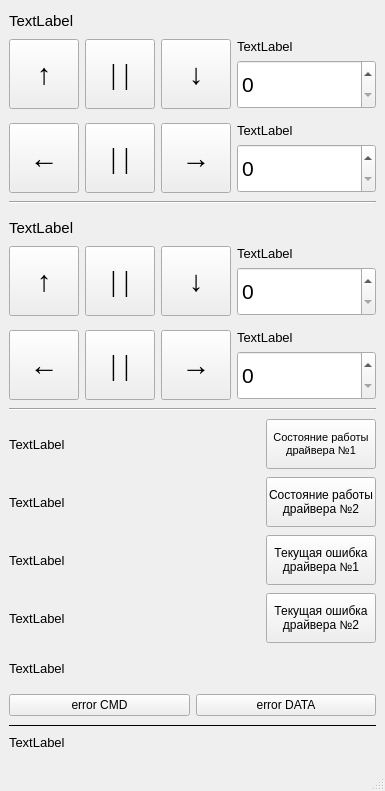
Old version of the form mainwindow.ui in the repository E4ever/PanTilt.
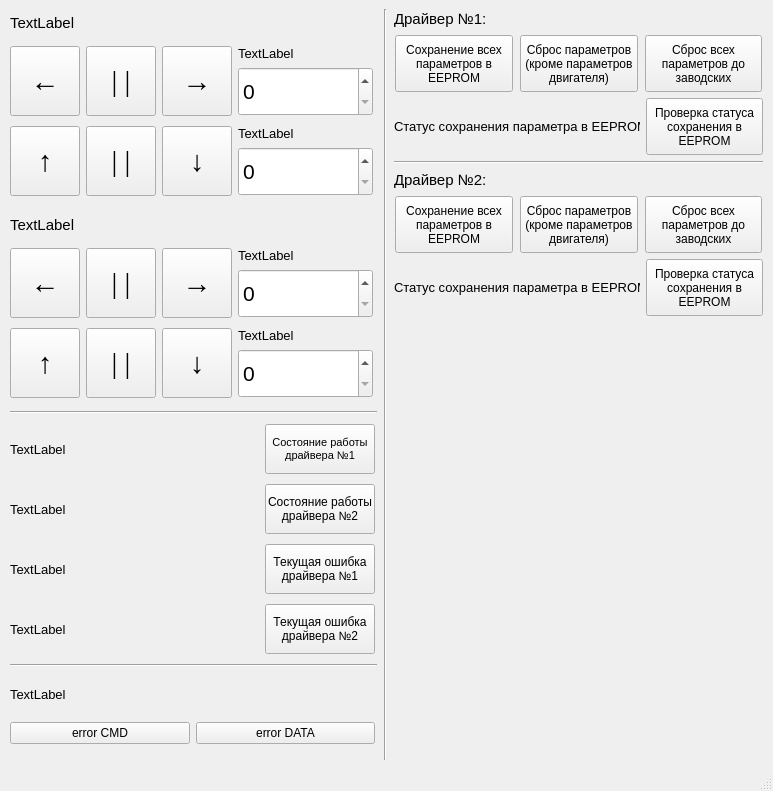
New version of the form.

Commit message: added work with EEPROM (working version)

What changed in the file:
```diff
--- a/mainwindow.ui
+++ b/mainwindow.ui
@@ -6,7 +6,7 @@
    <rect>
     <x>0</x>
     <y>0</y>
-    <width>385</width>
+    <width>773</width>
     <height>791</height>
    </rect>
   </property>
@@ -18,22 +18,31 @@
   </property>
   <property name="minimumSize">
    <size>
-    <width>385</width>
+    <width>773</width>
     <height>791</height>
    </size>
   </property>
   <property name="maximumSize">
    <size>
-    <width>385</width>
+    <width>773</width>
     <height>791</height>
    </size>
   </property>
+  <property name="font">
+   <font>
+    <pointsize>9</pointsize>
+   </font>
+  </property>
   <property name="windowTitle">
    <string>MainWindow</string>
   </property>
   <widget class="QWidget" name="centralwidget">
    <layout class="QVBoxLayout" name="verticalLayout">
     <item>
+     <layout class="QHBoxLayout" name="horizontalLayout_10">
+      <item>
+       <layout class="QVBoxLayout" name="verticalLayout_7">
+        <item>
      <layout class="QVBoxLayout" name="verticalLayout_2" stretch="0">
       <property name="spacing">
        <number>6</number>
@@ -51,13 +60,13 @@
         </property>
         <property name="minimumSize">
          <size>
-          <width>0</width>
+              <width>365</width>
           <height>20</height>
          </size>
         </property>
         <property name="maximumSize">
          <size>
-          <width>16777215</width>
+              <width>365</width>
           <height>20</height>
          </size>
         </property>
@@ -73,6 +82,164 @@
       </item>
      </layout>
     </item>
+        <item>
+         <layout class="QHBoxLayout" name="horizontalLayout_2">
+          <property name="topMargin">
+           <number>3</number>
+          </property>
+          <property name="bottomMargin">
+           <number>0</number>
+          </property>
+          <item>
+           <widget class="QPushButton" name="pushButtonCCW">
+            <property name="minimumSize">
+             <size>
+              <width>70</width>
+              <height>70</height>
+             </size>
+            </property>
+            <property name="maximumSize">
+             <size>
+              <width>70</width>
+              <height>70</height>
+             </size>
+            </property>
+            <property name="font">
+             <font>
+              <family>Times New Roman</family>
+              <pointsize>22</pointsize>
+             </font>
+            </property>
+            <property name="styleSheet">
+             <string notr="true"/>
+            </property>
+            <property name="text">
+             <string>←</string>
+            </property>
+           </widget>
+          </item>
+          <item>
+           <widget class="QPushButton" name="pushButtonStopPan">
+            <property name="minimumSize">
+             <size>
+              <width>70</width>
+              <height>70</height>
+             </size>
+            </property>
+            <property name="maximumSize">
+             <size>
+              <width>70</width>
+              <height>70</height>
+             </size>
+            </property>
+            <property name="font">
+             <font>
+              <family>Times New Roman</family>
+              <pointsize>22</pointsize>
+             </font>
+            </property>
+            <property name="styleSheet">
+             <string notr="true"/>
+            </property>
+            <property name="text">
+             <string>| |</string>
+            </property>
+           </widget>
+          </item>
+          <item>
+           <widget class="QPushButton" name="pushButtonCW">
+            <property name="minimumSize">
+             <size>
+              <width>70</width>
+              <height>70</height>
+             </size>
+            </property>
+            <property name="maximumSize">
+             <size>
+              <width>70</width>
+              <height>70</height>
+             </size>
+            </property>
+            <property name="font">
+             <font>
+              <family>Times New Roman</family>
+              <pointsize>22</pointsize>
+             </font>
+            </property>
+            <property name="styleSheet">
+             <string notr="true"/>
+            </property>
+            <property name="text">
+             <string>→</string>
+            </property>
+           </widget>
+          </item>
+          <item>
+           <layout class="QVBoxLayout" name="verticalLayout_17">
+            <item>
+             <widget class="QLabel" name="labelPanSpeed">
+              <property name="sizePolicy">
+               <sizepolicy hsizetype="Preferred" vsizetype="Fixed">
+                <horstretch>0</horstretch>
+                <verstretch>0</verstretch>
+               </sizepolicy>
+              </property>
+              <property name="minimumSize">
+               <size>
+                <width>135</width>
+                <height>0</height>
+               </size>
+              </property>
+              <property name="maximumSize">
+               <size>
+                <width>135</width>
+                <height>16777215</height>
+               </size>
+              </property>
+              <property name="font">
+               <font>
+                <pointsize>10</pointsize>
+               </font>
+              </property>
+              <property name="text">
+               <string>TextLabel</string>
+              </property>
+             </widget>
+            </item>
+            <item>
+             <widget class="QSpinBox" name="spinBoxPanSpeed">
+              <property name="sizePolicy">
+               <sizepolicy hsizetype="Minimum" vsizetype="Preferred">
+                <horstretch>0</horstretch>
+                <verstretch>0</verstretch>
+               </sizepolicy>
+              </property>
+              <property name="minimumSize">
+               <size>
+                <width>135</width>
+                <height>0</height>
+               </size>
+              </property>
+              <property name="maximumSize">
+               <size>
+                <width>135</width>
+                <height>49</height>
+               </size>
+              </property>
+              <property name="font">
+               <font>
+                <pointsize>16</pointsize>
+               </font>
+              </property>
+              <property name="maximum">
+               <number>200</number>
+              </property>
+             </widget>
+            </item>
+           </layout>
+          </item>
+         </layout>
+        </item>
     <item>
      <layout class="QHBoxLayout" name="horizontalLayout" stretch="0,0,0,0">
       <property name="spacing">
@@ -187,6 +354,18 @@
             <verstretch>0</verstretch>
            </sizepolicy>
           </property>
+              <property name="minimumSize">
+               <size>
+                <width>135</width>
+                <height>0</height>
+               </size>
+              </property>
+              <property name="maximumSize">
+               <size>
+                <width>135</width>
+                <height>16777215</height>
+               </size>
+              </property>
           <property name="font">
            <font>
             <pointsize>10</pointsize>
@@ -205,149 +384,15 @@
             <verstretch>0</verstretch>
            </sizepolicy>
           </property>
-          <property name="maximumSize">
-           <size>
-            <width>16777215</width>
-            <height>49</height>
-           </size>
-          </property>
-          <property name="font">
-           <font>
-            <pointsize>16</pointsize>
-           </font>
-          </property>
-          <property name="maximum">
-           <number>200</number>
-          </property>
-         </widget>
-        </item>
-       </layout>
-      </item>
-     </layout>
-    </item>
-    <item>
-     <layout class="QHBoxLayout" name="horizontalLayout_2">
-      <property name="topMargin">
-       <number>3</number>
-      </property>
-      <property name="bottomMargin">
-       <number>0</number>
-      </property>
-      <item>
-       <widget class="QPushButton" name="pushButtonCCW">
         <property name="minimumSize">
          <size>
-          <width>70</width>
-          <height>70</height>
+                <width>135</width>
+                <height>0</height>
          </size>
         </property>
         <property name="maximumSize">
          <size>
-          <width>70</width>
-          <height>70</height>
-         </size>
-        </property>
-        <property name="font">
-         <font>
-          <family>Times New Roman</family>
-          <pointsize>22</pointsize>
-         </font>
-        </property>
-        <property name="styleSheet">
-         <string notr="true"/>
-        </property>
-        <property name="text">
-         <string>←</string>
-        </property>
-       </widget>
-      </item>
-      <item>
-       <widget class="QPushButton" name="pushButtonStopPan">
-        <property name="minimumSize">
-         <size>
-          <width>70</width>
-          <height>70</height>
-         </size>
-        </property>
-        <property name="maximumSize">
-         <size>
-          <width>70</width>
-          <height>70</height>
-         </size>
-        </property>
-        <property name="font">
-         <font>
-          <family>Times New Roman</family>
-          <pointsize>22</pointsize>
-         </font>
-        </property>
-        <property name="styleSheet">
-         <string notr="true"/>
-        </property>
-        <property name="text">
-         <string>| |</string>
-        </property>
-       </widget>
-      </item>
-      <item>
-       <widget class="QPushButton" name="pushButtonCW">
-        <property name="minimumSize">
-         <size>
-          <width>70</width>
-          <height>70</height>
-         </size>
-        </property>
-        <property name="maximumSize">
-         <size>
-          <width>70</width>
-          <height>70</height>
-         </size>
-        </property>
-        <property name="font">
-         <font>
-          <family>Times New Roman</family>
-          <pointsize>22</pointsize>
-         </font>
-        </property>
-        <property name="styleSheet">
-         <string notr="true"/>
-        </property>
-        <property name="text">
-         <string>→</string>
-        </property>
-       </widget>
-      </item>
-      <item>
-       <layout class="QVBoxLayout" name="verticalLayout_17">
-        <item>
-         <widget class="QLabel" name="labelPanSpeed">
-          <property name="sizePolicy">
-           <sizepolicy hsizetype="Preferred" vsizetype="Fixed">
-            <horstretch>0</horstretch>
-            <verstretch>0</verstretch>
-           </sizepolicy>
-          </property>
-          <property name="font">
-           <font>
-            <pointsize>10</pointsize>
-           </font>
-          </property>
-          <property name="text">
-           <string>TextLabel</string>
-          </property>
-         </widget>
-        </item>
-        <item>
-         <widget class="QSpinBox" name="spinBoxPanSpeed">
-          <property name="sizePolicy">
-           <sizepolicy hsizetype="Minimum" vsizetype="Preferred">
-            <horstretch>0</horstretch>
-            <verstretch>0</verstretch>
-           </sizepolicy>
-          </property>
-          <property name="maximumSize">
-           <size>
-            <width>16777215</width>
+                <width>135</width>
             <height>49</height>
            </size>
           </property>
@@ -365,13 +410,6 @@
       </item>
      </layout>
     </item>
-    <item>
-     <widget class="Line" name="line_2">
-      <property name="orientation">
-       <enum>Qt::Horizontal</enum>
-      </property>
-     </widget>
-    </item>
     <item>
      <layout class="QVBoxLayout" name="verticalLayout_3">
       <property name="topMargin">
@@ -387,13 +425,13 @@
         </property>
         <property name="minimumSize">
          <size>
-          <width>0</width>
+              <width>365</width>
           <height>20</height>
          </size>
         </property>
         <property name="maximumSize">
          <size>
-          <width>16777215</width>
+              <width>365</width>
           <height>20</height>
          </size>
         </property>
@@ -409,134 +447,6 @@
       </item>
      </layout>
     </item>
-    <item>
-     <layout class="QHBoxLayout" name="horizontalLayout_3">
-      <property name="bottomMargin">
-       <number>3</number>
-      </property>
-      <item>
-       <widget class="QPushButton" name="pushButtonUpIteration">
-        <property name="minimumSize">
-         <size>
-          <width>70</width>
-          <height>70</height>
-         </size>
-        </property>
-        <property name="maximumSize">
-         <size>
-          <width>70</width>
-          <height>70</height>
-         </size>
-        </property>
-        <property name="font">
-         <font>
-          <family>Times New Roman</family>
-          <pointsize>22</pointsize>
-         </font>
-        </property>
-        <property name="text">
-         <string>↑</string>
-        </property>
-       </widget>
-      </item>
-      <item>
-       <widget class="QPushButton" name="pushButtonStopTiltIteration">
-        <property name="minimumSize">
-         <size>
-          <width>70</width>
-          <height>70</height>
-         </size>
-        </property>
-        <property name="maximumSize">
-         <size>
-          <width>70</width>
-          <height>70</height>
-         </size>
-        </property>
-        <property name="font">
-         <font>
-          <family>Times New Roman</family>
-          <pointsize>22</pointsize>
-         </font>
-        </property>
-        <property name="text">
-         <string>| |</string>
-        </property>
-       </widget>
-      </item>
-      <item>
-       <widget class="QPushButton" name="pushButtonDownIteration">
-        <property name="minimumSize">
-         <size>
-          <width>70</width>
-          <height>70</height>
-         </size>
-        </property>
-        <property name="maximumSize">
-         <size>
-          <width>70</width>
-          <height>70</height>
-         </size>
-        </property>
-        <property name="font">
-         <font>
-          <family>Times New Roman</family>
-          <pointsize>22</pointsize>
-         </font>
-        </property>
-        <property name="text">
-         <string>↓</string>
-        </property>
-       </widget>
-      </item>
-      <item>
-       <layout class="QVBoxLayout" name="verticalLayout_4">
-        <item>
-         <widget class="QLabel" name="labelTiltIteration">
-          <property name="sizePolicy">
-           <sizepolicy hsizetype="Preferred" vsizetype="Fixed">
-            <horstretch>0</horstretch>
-            <verstretch>0</verstretch>
-           </sizepolicy>
-          </property>
-          <property name="font">
-           <font>
-            <pointsize>10</pointsize>
-           </font>
-          </property>
-          <property name="text">
-           <string>TextLabel</string>
-          </property>
-         </widget>
-        </item>
-        <item>
-         <widget class="QSpinBox" name="spinBoxTiltIteration">
-          <property name="sizePolicy">
-           <sizepolicy hsizetype="Minimum" vsizetype="Preferred">
-            <horstretch>0</horstretch>
-            <verstretch>0</verstretch>
-           </sizepolicy>
-          </property>
-          <property name="maximumSize">
-           <size>
-            <width>16777215</width>
-            <height>49</height>
-           </size>
-          </property>
-          <property name="font">
-           <font>
-            <pointsize>16</pointsize>
-           </font>
-          </property>
-          <property name="maximum">
-           <number>999999999</number>
-          </property>
-         </widget>
-        </item>
-       </layout>
-      </item>
-     </layout>
-    </item>
     <item>
      <layout class="QHBoxLayout" name="horizontalLayout_5">
       <property name="topMargin">
@@ -627,6 +537,18 @@
             <verstretch>0</verstretch>
            </sizepolicy>
           </property>
+              <property name="minimumSize">
+               <size>
+                <width>135</width>
+                <height>0</height>
+               </size>
+              </property>
+              <property name="maximumSize">
+               <size>
+                <width>135</width>
+                <height>16777215</height>
+               </size>
+              </property>
           <property name="font">
            <font>
             <pointsize>10</pointsize>
@@ -645,9 +567,161 @@
             <verstretch>0</verstretch>
            </sizepolicy>
           </property>
+              <property name="minimumSize">
+               <size>
+                <width>135</width>
+                <height>0</height>
+               </size>
+              </property>
           <property name="maximumSize">
            <size>
-            <width>16777215</width>
+                <width>135</width>
+                <height>49</height>
+               </size>
+              </property>
+              <property name="font">
+               <font>
+                <pointsize>16</pointsize>
+               </font>
+              </property>
+              <property name="maximum">
+               <number>999999999</number>
+              </property>
+             </widget>
+            </item>
+           </layout>
+          </item>
+         </layout>
+        </item>
+        <item>
+         <layout class="QHBoxLayout" name="horizontalLayout_3">
+          <property name="bottomMargin">
+           <number>3</number>
+          </property>
+          <item>
+           <widget class="QPushButton" name="pushButtonUpIteration">
+            <property name="minimumSize">
+             <size>
+              <width>70</width>
+              <height>70</height>
+             </size>
+            </property>
+            <property name="maximumSize">
+             <size>
+              <width>70</width>
+              <height>70</height>
+             </size>
+            </property>
+            <property name="font">
+             <font>
+              <family>Times New Roman</family>
+              <pointsize>22</pointsize>
+             </font>
+            </property>
+            <property name="text">
+             <string>↑</string>
+            </property>
+           </widget>
+          </item>
+          <item>
+           <widget class="QPushButton" name="pushButtonStopTiltIteration">
+            <property name="minimumSize">
+             <size>
+              <width>70</width>
+              <height>70</height>
+             </size>
+            </property>
+            <property name="maximumSize">
+             <size>
+              <width>70</width>
+              <height>70</height>
+             </size>
+            </property>
+            <property name="font">
+             <font>
+              <family>Times New Roman</family>
+              <pointsize>22</pointsize>
+             </font>
+            </property>
+            <property name="text">
+             <string>| |</string>
+            </property>
+           </widget>
+          </item>
+          <item>
+           <widget class="QPushButton" name="pushButtonDownIteration">
+            <property name="minimumSize">
+             <size>
+              <width>70</width>
+              <height>70</height>
+             </size>
+            </property>
+            <property name="maximumSize">
+             <size>
+              <width>70</width>
+              <height>70</height>
+             </size>
+            </property>
+            <property name="font">
+             <font>
+              <family>Times New Roman</family>
+              <pointsize>22</pointsize>
+             </font>
+            </property>
+            <property name="text">
+             <string>↓</string>
+            </property>
+           </widget>
+          </item>
+          <item>
+           <layout class="QVBoxLayout" name="verticalLayout_4">
+            <item>
+             <widget class="QLabel" name="labelTiltIteration">
+              <property name="sizePolicy">
+               <sizepolicy hsizetype="Preferred" vsizetype="Fixed">
+                <horstretch>0</horstretch>
+                <verstretch>0</verstretch>
+               </sizepolicy>
+              </property>
+              <property name="minimumSize">
+               <size>
+                <width>135</width>
+                <height>0</height>
+               </size>
+              </property>
+              <property name="maximumSize">
+               <size>
+                <width>135</width>
+                <height>16777215</height>
+               </size>
+              </property>
+              <property name="font">
+               <font>
+                <pointsize>10</pointsize>
+               </font>
+              </property>
+              <property name="text">
+               <string>TextLabel</string>
+              </property>
+             </widget>
+            </item>
+            <item>
+             <widget class="QSpinBox" name="spinBoxTiltIteration">
+              <property name="sizePolicy">
+               <sizepolicy hsizetype="Minimum" vsizetype="Preferred">
+                <horstretch>0</horstretch>
+                <verstretch>0</verstretch>
+               </sizepolicy>
+              </property>
+              <property name="minimumSize">
+               <size>
+                <width>135</width>
+                <height>0</height>
+               </size>
+              </property>
+              <property name="maximumSize">
+               <size>
+                <width>135</width>
             <height>49</height>
            </size>
           </property>
@@ -693,13 +767,13 @@
         </property>
         <property name="minimumSize">
          <size>
-          <width>0</width>
+              <width>249</width>
           <height>50</height>
          </size>
         </property>
         <property name="maximumSize">
          <size>
-          <width>16777215</width>
+              <width>249</width>
           <height>50</height>
          </size>
         </property>
@@ -764,13 +838,13 @@
         </property>
         <property name="minimumSize">
          <size>
-          <width>0</width>
+              <width>249</width>
           <height>50</height>
          </size>
         </property>
         <property name="maximumSize">
          <size>
-          <width>16777215</width>
+              <width>249</width>
           <height>50</height>
          </size>
         </property>
@@ -827,13 +901,13 @@
         </property>
         <property name="minimumSize">
          <size>
-          <width>0</width>
+              <width>249</width>
           <height>50</height>
          </size>
         </property>
         <property name="maximumSize">
          <size>
-          <width>16777215</width>
+              <width>249</width>
           <height>50</height>
          </size>
         </property>
@@ -881,13 +955,13 @@
         </property>
         <property name="minimumSize">
          <size>
-          <width>0</width>
+              <width>249</width>
           <height>50</height>
          </size>
         </property>
         <property name="maximumSize">
          <size>
-          <width>16777215</width>
+              <width>249</width>
           <height>50</height>
          </size>
         </property>
@@ -923,6 +997,13 @@
       </item>
      </layout>
     </item>
+        <item>
+         <widget class="Line" name="line_2">
+          <property name="orientation">
+           <enum>Qt::Horizontal</enum>
+          </property>
+         </widget>
+        </item>
     <item>
      <widget class="QLabel" name="labelCMDState">
       <property name="sizePolicy">
@@ -933,13 +1014,13 @@
       </property>
       <property name="minimumSize">
        <size>
-        <width>0</width>
+            <width>367</width>
         <height>35</height>
        </size>
       </property>
       <property name="maximumSize">
        <size>
-        <width>16777215</width>
+            <width>367</width>
         <height>35</height>
        </size>
       </property>
@@ -960,6 +1041,18 @@
       </property>
       <item>
        <widget class="QPushButton" name="pushButtonErrorCMD">
+            <property name="minimumSize">
+             <size>
+              <width>180</width>
+              <height>0</height>
+             </size>
+            </property>
+            <property name="maximumSize">
+             <size>
+              <width>180</width>
+              <height>16777215</height>
+             </size>
+            </property>
         <property name="text">
          <string>error CMD</string>
         </property>
@@ -967,6 +1060,18 @@
       </item>
       <item>
        <widget class="QPushButton" name="pushButtonErrorDATA">
+            <property name="minimumSize">
+             <size>
+              <width>179</width>
+              <height>0</height>
+             </size>
+            </property>
+            <property name="maximumSize">
+             <size>
+              <width>179</width>
+              <height>16777215</height>
+             </size>
+            </property>
         <property name="text">
          <string>error DATA</string>
         </property>
@@ -974,39 +1079,360 @@
       </item>
      </layout>
     </item>
+       </layout>
+      </item>
     <item>
-     <widget class="Line" name="line">
-      <property name="frameShadow">
-       <enum>QFrame::Plain</enum>
-      </property>
-      <property name="lineWidth">
-       <number>1</number>
-      </property>
+       <widget class="Line" name="line_4">
+        <property name="orientation">
+         <enum>Qt::Vertical</enum>
+        </property>
+       </widget>
+      </item>
+      <item>
+       <layout class="QVBoxLayout" name="verticalLayout_8">
+        <item>
+         <widget class="QLabel" name="label">
+          <property name="sizePolicy">
+           <sizepolicy hsizetype="Preferred" vsizetype="Fixed">
+            <horstretch>0</horstretch>
+            <verstretch>0</verstretch>
+           </sizepolicy>
+          </property>
+          <property name="minimumSize">
+           <size>
+            <width>365</width>
+            <height>20</height>
+           </size>
+          </property>
+          <property name="maximumSize">
+           <size>
+            <width>365</width>
+            <height>20</height>
+           </size>
+          </property>
+          <property name="font">
+           <font>
+            <pointsize>11</pointsize>
+           </font>
+          </property>
+          <property name="text">
+           <string>Драйвер №1:</string>
+          </property>
+         </widget>
+        </item>
+        <item>
+         <layout class="QHBoxLayout" name="horizontalLayout_11">
+          <item>
+           <widget class="QPushButton" name="pushButtonSaveParamToEEPROM_Dr1">
+            <property name="minimumSize">
+             <size>
+              <width>118</width>
+              <height>57</height>
+             </size>
+            </property>
+            <property name="maximumSize">
+             <size>
+              <width>118</width>
+              <height>57</height>
+             </size>
+            </property>
+            <property name="font">
+             <font>
+              <pointsize>9</pointsize>
+             </font>
+            </property>
+            <property name="text">
+             <string>Сохранение всех
+параметров в
+EEPROM</string>
+            </property>
+           </widget>
+          </item>
+          <item>
+           <widget class="QPushButton" name="pushButtonResetParam_Dr1">
+            <property name="minimumSize">
+             <size>
+              <width>118</width>
+              <height>57</height>
+             </size>
+            </property>
+            <property name="maximumSize">
+             <size>
+              <width>118</width>
+              <height>57</height>
+             </size>
+            </property>
+            <property name="text">
+             <string>Сброс параметров
+(кроме параметров
+двигателя)</string>
+            </property>
+           </widget>
+          </item>
+          <item>
+           <widget class="QPushButton" name="pushButtonResetAllParam_Dr1">
+            <property name="minimumSize">
+             <size>
+              <width>117</width>
+              <height>57</height>
+             </size>
+            </property>
+            <property name="maximumSize">
+             <size>
+              <width>117</width>
+              <height>57</height>
+             </size>
+            </property>
+            <property name="text">
+             <string>Сброс всех
+параметров до
+заводских</string>
+            </property>
+           </widget>
+          </item>
+         </layout>
+        </item>
+        <item>
+         <layout class="QHBoxLayout" name="horizontalLayout_14">
+          <item>
+           <widget class="QLabel" name="labelSaveStatusToEEPROM_Dr1">
+            <property name="sizePolicy">
+             <sizepolicy hsizetype="Preferred" vsizetype="Fixed">
+              <horstretch>0</horstretch>
+              <verstretch>0</verstretch>
+             </sizepolicy>
+            </property>
+            <property name="minimumSize">
+             <size>
+              <width>246</width>
+              <height>50</height>
+             </size>
+            </property>
+            <property name="maximumSize">
+             <size>
+              <width>246</width>
+              <height>50</height>
+             </size>
+            </property>
+            <property name="font">
+             <font>
+              <pointsize>10</pointsize>
+             </font>
+            </property>
+            <property name="text">
+             <string>Статус сохранения параметра в EEPROM</string>
+            </property>
+           </widget>
+          </item>
+          <item>
+           <widget class="QPushButton" name="pushButtonReadSaveStatus_Dr1">
+            <property name="sizePolicy">
+             <sizepolicy hsizetype="Minimum" vsizetype="Fixed">
+              <horstretch>0</horstretch>
+              <verstretch>0</verstretch>
+             </sizepolicy>
+            </property>
+            <property name="minimumSize">
+             <size>
+              <width>117</width>
+              <height>57</height>
+             </size>
+            </property>
+            <property name="maximumSize">
+             <size>
+              <width>117</width>
+              <height>57</height>
+             </size>
+            </property>
+            <property name="text">
+             <string>Проверка статуса
+сохранения в
+EEPROM</string>
+            </property>
+           </widget>
+          </item>
+         </layout>
+        </item>
+        <item>
+         <widget class="Line" name="line_5">
       <property name="orientation">
        <enum>Qt::Horizontal</enum>
       </property>
      </widget>
     </item>
     <item>
-     <widget class="QLabel" name="labelMessage">
-      <property name="enabled">
-       <bool>true</bool>
-      </property>
+         <widget class="QLabel" name="label_2">
+          <property name="sizePolicy">
+           <sizepolicy hsizetype="Preferred" vsizetype="Fixed">
+            <horstretch>0</horstretch>
+            <verstretch>0</verstretch>
+           </sizepolicy>
+          </property>
+          <property name="minimumSize">
+           <size>
+            <width>365</width>
+            <height>20</height>
+           </size>
+          </property>
+          <property name="maximumSize">
+           <size>
+            <width>365</width>
+            <height>20</height>
+           </size>
+          </property>
+          <property name="font">
+           <font>
+            <pointsize>11</pointsize>
+           </font>
+          </property>
+          <property name="text">
+           <string>Драйвер №2:</string>
+          </property>
+         </widget>
+        </item>
+        <item>
+         <layout class="QHBoxLayout" name="horizontalLayout_13">
+          <item>
+           <widget class="QPushButton" name="pushButtonSaveParamToEEPROM_Dr2">
+            <property name="minimumSize">
+             <size>
+              <width>118</width>
+              <height>57</height>
+             </size>
+            </property>
+            <property name="maximumSize">
+             <size>
+              <width>118</width>
+              <height>57</height>
+             </size>
+            </property>
+            <property name="font">
+             <font>
+              <pointsize>9</pointsize>
+             </font>
+            </property>
+            <property name="text">
+             <string>Сохранение всех
+параметров в
+EEPROM</string>
+            </property>
+           </widget>
+          </item>
+          <item>
+           <widget class="QPushButton" name="pushButtonResetParam_Dr2">
+            <property name="minimumSize">
+             <size>
+              <width>118</width>
+              <height>57</height>
+             </size>
+            </property>
+            <property name="maximumSize">
+             <size>
+              <width>118</width>
+              <height>57</height>
+             </size>
+            </property>
+            <property name="text">
+             <string>Сброс параметров
+(кроме параметров
+двигателя)</string>
+            </property>
+           </widget>
+          </item>
+          <item>
+           <widget class="QPushButton" name="pushButtonResetAllParam_Dr2">
+            <property name="minimumSize">
+             <size>
+              <width>117</width>
+              <height>57</height>
+             </size>
+            </property>
+            <property name="maximumSize">
+             <size>
+              <width>117</width>
+              <height>57</height>
+             </size>
+            </property>
+            <property name="text">
+             <string>Сброс всех
+параметров до
+заводских</string>
+            </property>
+           </widget>
+          </item>
+         </layout>
+        </item>
+        <item>
+         <layout class="QHBoxLayout" name="horizontalLayout_12">
+          <item>
+           <widget class="QLabel" name="labelSaveStatusToEEPROM_Dr2">
       <property name="sizePolicy">
        <sizepolicy hsizetype="Preferred" vsizetype="Fixed">
         <horstretch>0</horstretch>
         <verstretch>0</verstretch>
        </sizepolicy>
       </property>
+            <property name="minimumSize">
+             <size>
+              <width>246</width>
+              <height>50</height>
+             </size>
+            </property>
+            <property name="maximumSize">
+             <size>
+              <width>246</width>
+              <height>50</height>
+             </size>
+            </property>
       <property name="font">
        <font>
         <pointsize>10</pointsize>
        </font>
       </property>
       <property name="text">
-       <string>TextLabel</string>
-      </property>
-     </widget>
+             <string>Статус сохранения параметра в EEPROM</string>
+            </property>
+           </widget>
+          </item>
+          <item>
+           <widget class="QPushButton" name="pushButtonReadSaveStatus_Dr2">
+            <property name="minimumSize">
+             <size>
+              <width>117</width>
+              <height>57</height>
+             </size>
+            </property>
+            <property name="maximumSize">
+             <size>
+              <width>117</width>
+              <height>57</height>
+             </size>
+            </property>
+            <property name="text">
+             <string>Проверка статуса
+сохранения в
+EEPROM</string>
+            </property>
+           </widget>
+          </item>
+         </layout>
+        </item>
+        <item>
+         <spacer name="verticalSpacer">
+          <property name="orientation">
+           <enum>Qt::Vertical</enum>
+          </property>
+          <property name="sizeHint" stdset="0">
+           <size>
+            <width>20</width>
+            <height>40</height>
+           </size>
+          </property>
+         </spacer>
+        </item>
+       </layout>
+      </item>
+     </layout>
     </item>
    </layout>
   </widget>
```
Left out of the diff: 2 changed lines with no effect on the pictures. Lines whose indentation alone changed are shown as unchanged. The commit also changes 5 other files.
